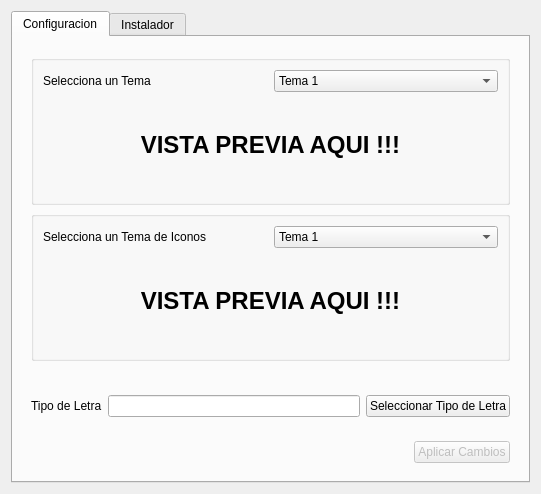
First picture: the form in gui.ui, repository KDE/kde-gtk-config, before the edit.
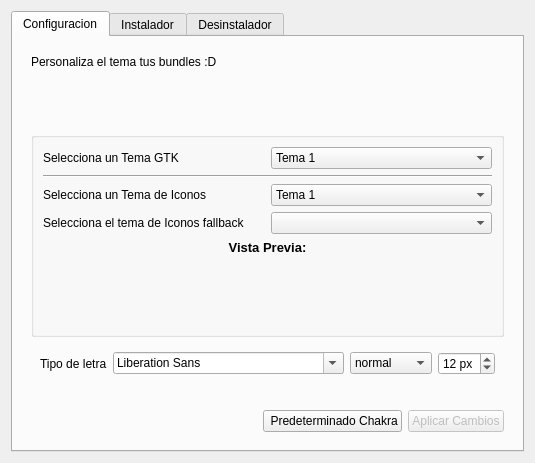
Second picture: the form after the edit. The open tabs and pages were chosen to show the change.

The edit to the form file:
```diff
--- a/gui.ui
+++ b/gui.ui
@@ -6,16 +6,19 @@
    <rect>
     <x>0</x>
     <y>0</y>
-    <width>541</width>
-    <height>470</height>
+    <width>519</width>
+    <height>396</height>
    </rect>
   </property>
   <property name="windowTitle">
    <string>Form</string>
   </property>
-  <layout class="QVBoxLayout" name="verticalLayout">
-   <item>
-    <widget class="QTabWidget" name="tabWidget">
+  <layout class="QGridLayout" name="gridLayout_3">
+   <item row="0" column="0">
+    <widget class="QTabWidget" name="tabs">
+     <property name="enabled">
+      <bool>true</bool>
+     </property>
      <property name="currentIndex">
       <number>1</number>
      </property>
@@ -28,89 +31,17 @@
         <widget class="QWidget" name="widget_5" native="true">
          <layout class="QVBoxLayout" name="verticalLayout_3">
           <item>
-           <widget class="QGroupBox" name="groupBox_5">
-            <property name="sizePolicy">
-             <sizepolicy hsizetype="Preferred" vsizetype="Preferred">
-              <horstretch>0</horstretch>
-              <verstretch>0</verstretch>
-             </sizepolicy>
-            </property>
-            <property name="minimumSize">
-             <size>
-              <width>0</width>
-              <height>150</height>
-             </size>
-            </property>
-            <property name="maximumSize">
-             <size>
-              <width>16777215</width>
-              <height>200</height>
-             </size>
-            </property>
-            <layout class="QGridLayout" name="gridLayout_4">
-             <item row="0" column="1">
-              <widget class="QComboBox" name="comboBox">
-               <item>
-                <property name="text">
-                 <string>Tema 1</string>
-                </property>
-               </item>
-               <item>
-                <property name="text">
-                 <string>Tema 2</string>
-                </property>
-               </item>
-               <item>
-                <property name="text">
-                 <string>Tema 3</string>
-                </property>
-               </item>
-               <item>
-                <property name="text">
-                 <string>Tema 4</string>
-                </property>
-               </item>
-               <item>
-                <property name="text">
-                 <string>Tema 5</string>
-                </property>
-               </item>
-               <item>
-                <property name="text">
-                 <string>Tema 6</string>
-                </property>
-               </item>
-               <item>
-                <property name="text">
-                 <string>Tema 7</string>
-                </property>
-               </item>
-               <item>
-                <property name="text">
-                 <string>Tema 8</string>
-                </property>
-               </item>
-              </widget>
-             </item>
-             <item row="0" column="0">
-              <widget class="QLabel" name="label_9">
-               <property name="text">
-                <string>Selecciona un Tema</string>
-               </property>
-              </widget>
-             </item>
-             <item row="1" column="0" colspan="2">
-              <widget class="QLabel" name="label_6">
-               <property name="text">
-                <string>&lt;!DOCTYPE HTML PUBLIC &quot;-//W3C//DTD HTML 4.0//EN&quot; &quot;http://www.w3.org/TR/REC-html40/strict.dtd&quot;&gt;
+           <widget class="QLabel" name="label_6">
+            <property name="text">
+             <string>&lt;!DOCTYPE HTML PUBLIC &quot;-//W3C//DTD HTML 4.0//EN&quot; &quot;http://www.w3.org/TR/REC-html40/strict.dtd&quot;&gt;
 &lt;html&gt;&lt;head&gt;&lt;meta name=&quot;qrichtext&quot; content=&quot;1&quot; /&gt;&lt;style type=&quot;text/css&quot;&gt;
 p, li { white-space: pre-wrap; }
-&lt;/style&gt;&lt;/head&gt;&lt;body style=&quot; font-family:'DejaVu Sans'; font-size:8pt; font-weight:400; font-style:normal;&quot;&gt;
-&lt;p align=&quot;center&quot; style=&quot; margin-top:0px; margin-bottom:0px; margin-left:0px; margin-right:0px; -qt-block-indent:0; text-indent:0px;&quot;&gt;&lt;span style=&quot; font-size:18pt; font-weight:600;&quot;&gt;VISTA PREVIA AQUI !!!&lt;/span&gt;&lt;/p&gt;&lt;/body&gt;&lt;/html&gt;</string>
-               </property>
-              </widget>
-             </item>
-            </layout>
+&lt;/style&gt;&lt;/head&gt;&lt;body style=&quot; font-family:'Sans Serif'; font-size:9pt; font-weight:400; font-style:normal;&quot;&gt;
+&lt;p style=&quot; margin-top:0px; margin-bottom:0px; margin-left:0px; margin-right:0px; -qt-block-indent:0; text-indent:0px;&quot;&gt;Personaliza el tema tus bundles :D&lt;/p&gt;
+&lt;p style=&quot;-qt-paragraph-type:empty; margin-top:0px; margin-bottom:0px; margin-left:0px; margin-right:0px; -qt-block-indent:0; text-indent:0px; font-size:12pt; font-weight:600;&quot;&gt;&lt;/p&gt;
+&lt;p style=&quot;-qt-paragraph-type:empty; margin-top:0px; margin-bottom:0px; margin-left:0px; margin-right:0px; -qt-block-indent:0; text-indent:0px; font-size:12pt; font-weight:600;&quot;&gt;&lt;/p&gt;
+&lt;p style=&quot;-qt-paragraph-type:empty; margin-top:0px; margin-bottom:0px; margin-left:0px; margin-right:0px; -qt-block-indent:0; text-indent:0px; font-size:12pt; font-weight:600;&quot;&gt;&lt;/p&gt;&lt;/body&gt;&lt;/html&gt;</string>
+            </property>
            </widget>
           </item>
           <item>
@@ -124,18 +55,18 @@
             <property name="minimumSize">
              <size>
               <width>0</width>
-              <height>150</height>
+              <height>0</height>
              </size>
             </property>
             <property name="maximumSize">
              <size>
               <width>16777215</width>
-              <height>200</height>
+              <height>250</height>
              </size>
             </property>
             <layout class="QGridLayout" name="gridLayout_5">
-             <item row="0" column="1">
-              <widget class="QComboBox" name="comboBox_2">
+             <item row="2" column="1">
+              <widget class="QComboBox" name="cb_icon">
                <item>
                 <property name="text">
                  <string>Tema 1</string>
@@ -178,21 +109,272 @@
                </item>
               </widget>
              </item>
-             <item row="0" column="0">
+             <item row="2" column="0">
               <widget class="QLabel" name="label_10">
                <property name="text">
                 <string>Selecciona un Tema de Iconos</string>
                </property>
               </widget>
              </item>
+             <item row="0" column="0">
+              <widget class="QLabel" name="label_9">
+               <property name="text">
+                <string>Selecciona un Tema GTK</string>
+               </property>
+              </widget>
+             </item>
+             <item row="0" column="1">
+              <widget class="QComboBox" name="cb_theme">
+               <item>
+                <property name="text">
+                 <string>Tema 1</string>
+                </property>
+               </item>
+               <item>
+                <property name="text">
+                 <string>Tema 2</string>
+                </property>
+               </item>
+               <item>
+                <property name="text">
+                 <string>Tema 3</string>
+                </property>
+               </item>
+               <item>
+                <property name="text">
+                 <string>Tema 4</string>
+                </property>
+               </item>
+               <item>
+                <property name="text">
+                 <string>Tema 5</string>
+                </property>
+               </item>
+               <item>
+                <property name="text">
+                 <string>Tema 6</string>
+                </property>
+               </item>
+               <item>
+                <property name="text">
+                 <string>Tema 7</string>
+                </property>
+               </item>
+               <item>
+                <property name="text">
+                 <string>Tema 8</string>
+                </property>
+               </item>
+              </widget>
+             </item>
+             <item row="4" column="0">
+              <widget class="QLabel" name="label_2">
+               <property name="text">
+                <string>Selecciona el tema de Iconos fallback</string>
+               </property>
+              </widget>
+             </item>
+             <item row="4" column="1">
+              <widget class="QComboBox" name="cb_icon_fallback"/>
+             </item>
              <item row="1" column="0" colspan="2">
-              <widget class="QLabel" name="label_11">
+              <widget class="Line" name="line_2">
+               <property name="orientation">
+                <enum>Qt::Horizontal</enum>
+               </property>
+              </widget>
+             </item>
+             <item row="6" column="0" colspan="2">
+              <widget class="QWidget" name="widget_2" native="true">
+               <property name="sizePolicy">
+                <sizepolicy hsizetype="Preferred" vsizetype="Fixed">
+                 <horstretch>0</horstretch>
+                 <verstretch>0</verstretch>
+                </sizepolicy>
+               </property>
+               <property name="minimumSize">
+                <size>
+                 <width>0</width>
+                 <height>64</height>
+                </size>
+               </property>
+               <property name="maximumSize">
+                <size>
+                 <width>16777215</width>
+                 <height>64</height>
+                </size>
+               </property>
+               <layout class="QHBoxLayout" name="horizontalLayout">
+                <item>
+                 <spacer name="horizontalSpacer">
+                  <property name="orientation">
+                   <enum>Qt::Horizontal</enum>
+                  </property>
+                  <property name="sizeHint" stdset="0">
+                   <size>
+                    <width>40</width>
+                    <height>20</height>
+                   </size>
+                  </property>
+                 </spacer>
+                </item>
+                <item>
+                 <widget class="QLabel" name="lb_prev_1">
+                  <property name="minimumSize">
+                   <size>
+                    <width>0</width>
+                    <height>64</height>
+                   </size>
+                  </property>
+                  <property name="maximumSize">
+                   <size>
+                    <width>16777215</width>
+                    <height>64</height>
+                   </size>
+                  </property>
+                  <property name="text">
+                   <string>&lt;!DOCTYPE HTML PUBLIC &quot;-//W3C//DTD HTML 4.0//EN&quot; &quot;http://www.w3.org/TR/REC-html40/strict.dtd&quot;&gt;
+&lt;html&gt;&lt;head&gt;&lt;meta name=&quot;qrichtext&quot; content=&quot;1&quot; /&gt;&lt;style type=&quot;text/css&quot;&gt;
+p, li { white-space: pre-wrap; }
+&lt;/style&gt;&lt;/head&gt;&lt;body style=&quot; font-family:'Sans Serif'; font-size:9pt; font-weight:400; font-style:normal;&quot;&gt;
+&lt;p align=&quot;center&quot; style=&quot;-qt-paragraph-type:empty; margin-top:0px; margin-bottom:0px; margin-left:0px; margin-right:0px; -qt-block-indent:0; text-indent:0px;&quot;&gt;&lt;/p&gt;&lt;/body&gt;&lt;/html&gt;</string>
+                  </property>
+                 </widget>
+                </item>
+                <item>
+                 <widget class="QLabel" name="lb_prev_2">
+                  <property name="minimumSize">
+                   <size>
+                    <width>0</width>
+                    <height>64</height>
+                   </size>
+                  </property>
+                  <property name="maximumSize">
+                   <size>
+                    <width>16777215</width>
+                    <height>64</height>
+                   </size>
+                  </property>
+                  <property name="text">
+                   <string/>
+                  </property>
+                 </widget>
+                </item>
+                <item>
+                 <widget class="QLabel" name="lb_prev_3">
+                  <property name="minimumSize">
+                   <size>
+                    <width>0</width>
+                    <height>64</height>
+                   </size>
+                  </property>
+                  <property name="maximumSize">
+                   <size>
+                    <width>16777215</width>
+                    <height>64</height>
+                   </size>
+                  </property>
+                  <property name="text">
+                   <string/>
+                  </property>
+                 </widget>
+                </item>
+                <item>
+                 <spacer name="horizontalSpacer_3">
+                  <property name="orientation">
+                   <enum>Qt::Horizontal</enum>
+                  </property>
+                  <property name="sizeHint" stdset="0">
+                   <size>
+                    <width>40</width>
+                    <height>20</height>
+                   </size>
+                  </property>
+                 </spacer>
+                </item>
+               </layout>
+              </widget>
+             </item>
+             <item row="5" column="0" colspan="2">
+              <widget class="QLabel" name="label_7">
                <property name="text">
                 <string>&lt;!DOCTYPE HTML PUBLIC &quot;-//W3C//DTD HTML 4.0//EN&quot; &quot;http://www.w3.org/TR/REC-html40/strict.dtd&quot;&gt;
 &lt;html&gt;&lt;head&gt;&lt;meta name=&quot;qrichtext&quot; content=&quot;1&quot; /&gt;&lt;style type=&quot;text/css&quot;&gt;
 p, li { white-space: pre-wrap; }
-&lt;/style&gt;&lt;/head&gt;&lt;body style=&quot; font-family:'DejaVu Sans'; font-size:8pt; font-weight:400; font-style:normal;&quot;&gt;
-&lt;p align=&quot;center&quot; style=&quot; margin-top:0px; margin-bottom:0px; margin-left:0px; margin-right:0px; -qt-block-indent:0; text-indent:0px;&quot;&gt;&lt;span style=&quot; font-size:18pt; font-weight:600;&quot;&gt;VISTA PREVIA AQUI !!!&lt;/span&gt;&lt;/p&gt;&lt;/body&gt;&lt;/html&gt;</string>
+&lt;/style&gt;&lt;/head&gt;&lt;body style=&quot; font-family:'Sans Serif'; font-size:9pt; font-weight:400; font-style:normal;&quot;&gt;
+&lt;p style=&quot; margin-top:0px; margin-bottom:0px; margin-left:0px; margin-right:0px; -qt-block-indent:0; text-indent:0px;&quot;&gt;&lt;span style=&quot; font-size:10pt; font-weight:600;&quot;&gt;Vista Previa:&lt;/span&gt;&lt;/p&gt;&lt;/body&gt;&lt;/html&gt;</string>
+               </property>
+               <property name="alignment">
+                <set>Qt::AlignCenter</set>
+               </property>
+              </widget>
+             </item>
+             <item row="3" column="1">
+              <layout class="QVBoxLayout" name="verticalLayout"/>
+             </item>
+            </layout>
+           </widget>
+          </item>
+          <item>
+           <widget class="QWidget" name="widget_6" native="true">
+            <property name="sizePolicy">
+             <sizepolicy hsizetype="Preferred" vsizetype="Fixed">
+              <horstretch>0</horstretch>
+              <verstretch>0</verstretch>
+             </sizepolicy>
+            </property>
+            <layout class="QHBoxLayout" name="horizontalLayout_3">
+             <item>
+              <widget class="QLabel" name="label_5">
+               <property name="text">
+                <string>Tipo de letra</string>
+               </property>
+              </widget>
+             </item>
+             <item>
+              <widget class="QFontComboBox" name="cb_font">
+               <property name="fontFilters">
+                <set>QFontComboBox::MonospacedFonts|QFontComboBox::ProportionalFonts|QFontComboBox::ScalableFonts</set>
+               </property>
+              </widget>
+             </item>
+             <item>
+              <widget class="QComboBox" name="cb_font_style">
+               <item>
+                <property name="text">
+                 <string>normal</string>
+                </property>
+               </item>
+               <item>
+                <property name="text">
+                 <string>bold</string>
+                </property>
+               </item>
+               <item>
+                <property name="text">
+                 <string>italic</string>
+                </property>
+               </item>
+               <item>
+                <property name="text">
+                 <string>bold italic</string>
+                </property>
+               </item>
+              </widget>
+             </item>
+             <item>
+              <widget class="QSpinBox" name="spin_font_tam">
+               <property name="suffix">
+                <string> px</string>
+               </property>
+               <property name="minimum">
+                <number>8</number>
+               </property>
+               <property name="maximum">
+                <number>50</number>
+               </property>
+               <property name="value">
+                <number>12</number>
                </property>
               </widget>
              </item>
@@ -215,39 +397,6 @@
          </layout>
         </widget>
        </item>
-       <item>
-        <widget class="QWidget" name="widget_6" native="true">
-         <property name="sizePolicy">
-          <sizepolicy hsizetype="Preferred" vsizetype="Fixed">
-           <horstretch>0</horstretch>
-           <verstretch>0</verstretch>
-          </sizepolicy>
-         </property>
-         <layout class="QHBoxLayout" name="horizontalLayout_3">
-          <item>
-           <widget class="QLabel" name="label_5">
-            <property name="text">
-             <string>Tipo de Letra</string>
-            </property>
-           </widget>
-          </item>
-          <item>
-           <widget class="QLineEdit" name="lineEdit_3">
-            <property name="readOnly">
-             <bool>true</bool>
-            </property>
-           </widget>
-          </item>
-          <item>
-           <widget class="QPushButton" name="pushButton_2">
-            <property name="text">
-             <string>Seleccionar Tipo de Letra</string>
-            </property>
-           </widget>
-          </item>
-         </layout>
-        </widget>
-       </item>
        <item>
         <widget class="QWidget" name="widget_8" native="true">
          <property name="sizePolicy">
@@ -271,7 +420,14 @@
            </spacer>
           </item>
           <item>
-           <widget class="QPushButton" name="pushButton_5">
+           <widget class="QPushButton" name="but_reset">
+            <property name="text">
+             <string> Predeterminado Chakra</string>
+            </property>
+           </widget>
+          </item>
+          <item>
+           <widget class="QPushButton" name="but_apply">
             <property name="enabled">
              <bool>false</bool>
             </property>
@@ -315,8 +471,8 @@
              <item row="1" column="2">
               <widget class="QLineEdit" name="lineEdit"/>
              </item>
-             <item row="0" column="3">
-              <widget class="QLabel" name="label_2">
+             <item row="0" column="3" colspan="2">
+              <widget class="QLabel" name="lb_for_icon">
                <property name="text">
                 <string>&lt;!DOCTYPE HTML PUBLIC &quot;-//W3C//DTD HTML 4.0//EN&quot; &quot;http://www.w3.org/TR/REC-html40/strict.dtd&quot;&gt;
 &lt;html&gt;&lt;head&gt;&lt;meta name=&quot;qrichtext&quot; content=&quot;1&quot; /&gt;&lt;style type=&quot;text/css&quot;&gt;
@@ -429,52 +585,8 @@
                </property>
               </widget>
              </item>
-             <item row="0" column="3">
-              <widget class="QLabel" name="label_7">
-               <property name="text">
-                <string>&lt;!DOCTYPE HTML PUBLIC &quot;-//W3C//DTD HTML 4.0//EN&quot; &quot;http://www.w3.org/TR/REC-html40/strict.dtd&quot;&gt;
-&lt;html&gt;&lt;head&gt;&lt;meta name=&quot;qrichtext&quot; content=&quot;1&quot; /&gt;&lt;style type=&quot;text/css&quot;&gt;
-p, li { white-space: pre-wrap; }
-&lt;/style&gt;&lt;/head&gt;&lt;body style=&quot; font-family:'DejaVu Sans'; font-size:8pt; font-weight:400; font-style:normal;&quot;&gt;
-&lt;p align=&quot;center&quot; style=&quot; margin-top:0px; margin-bottom:0px; margin-left:0px; margin-right:0px; -qt-block-indent:0; text-indent:0px;&quot;&gt;&lt;span style=&quot; font-size:18pt; font-weight:600;&quot;&gt;Big Icon &lt;/span&gt;&lt;/p&gt;
-&lt;p align=&quot;center&quot; style=&quot; margin-top:0px; margin-bottom:0px; margin-left:0px; margin-right:0px; -qt-block-indent:0; text-indent:0px;&quot;&gt;&lt;span style=&quot; font-size:18pt; font-weight:600;&quot;&gt;Here !!&lt;/span&gt;&lt;/p&gt;
-&lt;p align=&quot;center&quot; style=&quot;-qt-paragraph-type:empty; margin-top:0px; margin-bottom:0px; margin-left:0px; margin-right:0px; -qt-block-indent:0; text-indent:0px; font-size:18pt; font-weight:600;&quot;&gt;&lt;/p&gt;&lt;/body&gt;&lt;/html&gt;</string>
-               </property>
-              </widget>
-             </item>
-             <item row="1" column="1">
-              <widget class="QLabel" name="label_8">
-               <property name="text">
-                <string>Ubicación del Archivo</string>
-               </property>
-              </widget>
-             </item>
-             <item row="1" column="0">
-              <spacer name="horizontalSpacer_4">
-               <property name="orientation">
-                <enum>Qt::Horizontal</enum>
-               </property>
-               <property name="sizeHint" stdset="0">
-                <size>
-                 <width>40</width>
-                 <height>20</height>
-                </size>
-               </property>
-              </spacer>
-             </item>
-             <item row="2" column="0" colspan="3">
-              <widget class="QLabel" name="label_14">
-               <property name="text">
-                <string>&lt;!DOCTYPE HTML PUBLIC &quot;-//W3C//DTD HTML 4.0//EN&quot; &quot;http://www.w3.org/TR/REC-html40/strict.dtd&quot;&gt;
-&lt;html&gt;&lt;head&gt;&lt;meta name=&quot;qrichtext&quot; content=&quot;1&quot; /&gt;&lt;style type=&quot;text/css&quot;&gt;
-p, li { white-space: pre-wrap; }
-&lt;/style&gt;&lt;/head&gt;&lt;body style=&quot; font-family:'DejaVu Sans'; font-size:8pt; font-weight:400; font-style:normal;&quot;&gt;
-&lt;p align=&quot;center&quot; style=&quot; margin-top:0px; margin-bottom:0px; margin-left:0px; margin-right:0px; -qt-block-indent:0; text-indent:0px;&quot;&gt;Etiqueta para avisos de la instalacion&lt;/p&gt;&lt;/body&gt;&lt;/html&gt;</string>
-               </property>
-              </widget>
-             </item>
-             <item row="2" column="3">
-              <widget class="QPushButton" name="pushButton_7">
+             <item row="6" column="4">
+              <widget class="QPushButton" name="but_icon_install">
                <property name="enabled">
                 <bool>false</bool>
                </property>
@@ -504,6 +616,186 @@
        </item>
       </layout>
      </widget>
+     <widget class="QWidget" name="tab_uninstall">
+      <property name="enabled">
+       <bool>true</bool>
+      </property>
+      <attribute name="title">
+       <string>Desinstalador</string>
+      </attribute>
+      <layout class="QGridLayout" name="gridLayout_4">
+       <item row="1" column="1">
+        <spacer name="verticalSpacer_4">
+         <property name="orientation">
+          <enum>Qt::Vertical</enum>
+         </property>
+         <property name="sizeHint" stdset="0">
+          <size>
+           <width>20</width>
+           <height>40</height>
+          </size>
+         </property>
+        </spacer>
+       </item>
+       <item row="0" column="1">
+        <widget class="QWidget" name="widget" native="true">
+         <property name="minimumSize">
+          <size>
+           <width>460</width>
+           <height>0</height>
+          </size>
+         </property>
+         <property name="maximumSize">
+          <size>
+           <width>16777</width>
+           <height>16777215</height>
+          </size>
+         </property>
+         <layout class="QGridLayout" name="gridLayout">
+          <item row="1" column="0" colspan="3">
+           <widget class="QGroupBox" name="groupBox_2">
+            <property name="title">
+             <string/>
+            </property>
+            <layout class="QGridLayout" name="gridLayout_6">
+             <item row="1" column="1">
+              <widget class="QComboBox" name="cb_uninstall_theme">
+               <property name="minimumSize">
+                <size>
+                 <width>150</width>
+                 <height>0</height>
+                </size>
+               </property>
+              </widget>
+             </item>
+             <item row="1" column="2">
+              <widget class="QPushButton" name="but_uninstall_theme">
+               <property name="text">
+                <string>Desinstalar</string>
+               </property>
+              </widget>
+             </item>
+             <item row="1" column="0">
+              <spacer name="horizontalSpacer_4">
+               <property name="orientation">
+                <enum>Qt::Horizontal</enum>
+               </property>
+               <property name="sizeHint" stdset="0">
+                <size>
+                 <width>40</width>
+                 <height>20</height>
+                </size>
+               </property>
+              </spacer>
+             </item>
+             <item row="0" column="0">
+              <widget class="QLabel" name="label_3">
+               <property name="text">
+                <string>Tema Gtk</string>
+               </property>
+              </widget>
+             </item>
+             <item row="0" column="1" colspan="2">
+              <widget class="QLabel" name="lb_notice_uninstall_theme">
+               <property name="text">
+                <string/>
+               </property>
+              </widget>
+             </item>
+            </layout>
+           </widget>
+          </item>
+          <item row="0" column="0" colspan="2">
+           <widget class="QLabel" name="label_8">
+            <property name="sizePolicy">
+             <sizepolicy hsizetype="Preferred" vsizetype="Preferred">
+              <horstretch>0</horstretch>
+              <verstretch>0</verstretch>
+             </sizepolicy>
+            </property>
+            <property name="text">
+             <string>&lt;!DOCTYPE HTML PUBLIC &quot;-//W3C//DTD HTML 4.0//EN&quot; &quot;http://www.w3.org/TR/REC-html40/strict.dtd&quot;&gt;
+&lt;html&gt;&lt;head&gt;&lt;meta name=&quot;qrichtext&quot; content=&quot;1&quot; /&gt;&lt;style type=&quot;text/css&quot;&gt;
+p, li { white-space: pre-wrap; }
+&lt;/style&gt;&lt;/head&gt;&lt;body style=&quot; font-family:'Sans Serif'; font-size:9pt; font-weight:400; font-style:normal;&quot;&gt;
+&lt;p style=&quot; margin-top:0px; margin-bottom:0px; margin-left:0px; margin-right:0px; -qt-block-indent:0; text-indent:0px;&quot;&gt;&lt;span style=&quot; font-size:11pt; font-weight:600;&quot;&gt;DESINSTALADOR&lt;/span&gt;&lt;/p&gt;
+&lt;p style=&quot;-qt-paragraph-type:empty; margin-top:0px; margin-bottom:0px; margin-left:0px; margin-right:0px; -qt-block-indent:0; text-indent:0px; font-size:11pt; font-weight:600;&quot;&gt;&lt;/p&gt;
+&lt;p style=&quot; margin-top:0px; margin-bottom:0px; margin-left:0px; margin-right:0px; -qt-block-indent:0; text-indent:0px;&quot;&gt;&lt;span style=&quot; font-size:11pt; font-weight:600;&quot;&gt;Informacion adicional &lt;/span&gt;&lt;/p&gt;
+&lt;p style=&quot; margin-top:0px; margin-bottom:0px; margin-left:0px; margin-right:0px; -qt-block-indent:0; text-indent:0px;&quot;&gt;&lt;span style=&quot; font-size:11pt; font-weight:600;&quot;&gt;sobre la eliminacion de&lt;/span&gt;&lt;/p&gt;
+&lt;p style=&quot; margin-top:0px; margin-bottom:0px; margin-left:0px; margin-right:0px; -qt-block-indent:0; text-indent:0px;&quot;&gt;&lt;span style=&quot; font-size:11pt; font-weight:600;&quot;&gt;temas aqui.&lt;/span&gt;&lt;/p&gt;&lt;/body&gt;&lt;/html&gt;</string>
+            </property>
+           </widget>
+          </item>
+          <item row="0" column="2">
+           <widget class="QLabel" name="label_11">
+            <property name="text">
+             <string>&lt;!DOCTYPE HTML PUBLIC &quot;-//W3C//DTD HTML 4.0//EN&quot; &quot;http://www.w3.org/TR/REC-html40/strict.dtd&quot;&gt;
+&lt;html&gt;&lt;head&gt;&lt;meta name=&quot;qrichtext&quot; content=&quot;1&quot; /&gt;&lt;style type=&quot;text/css&quot;&gt;
+p, li { white-space: pre-wrap; }
+&lt;/style&gt;&lt;/head&gt;&lt;body style=&quot; font-family:'Sans Serif'; font-size:9pt; font-weight:400; font-style:normal;&quot;&gt;
+&lt;p align=&quot;center&quot; style=&quot; margin-top:0px; margin-bottom:0px; margin-left:0px; margin-right:0px; -qt-block-indent:0; text-indent:0px;&quot;&gt;&lt;span style=&quot; font-size:12pt; font-weight:600;&quot;&gt;Icono&lt;/span&gt;&lt;/p&gt;
+&lt;p align=&quot;center&quot; style=&quot; margin-top:0px; margin-bottom:0px; margin-left:0px; margin-right:0px; -qt-block-indent:0; text-indent:0px;&quot;&gt;&lt;span style=&quot; font-size:12pt; font-weight:600;&quot;&gt;AQUI !!&lt;/span&gt;&lt;/p&gt;&lt;/body&gt;&lt;/html&gt;</string>
+            </property>
+           </widget>
+          </item>
+          <item row="2" column="0" colspan="3">
+           <widget class="QGroupBox" name="groupBox_3">
+            <property name="title">
+             <string/>
+            </property>
+            <layout class="QGridLayout" name="gridLayout_7">
+             <item row="1" column="1">
+              <widget class="QComboBox" name="cb_uninstall_icon">
+               <property name="minimumSize">
+                <size>
+                 <width>150</width>
+                 <height>0</height>
+                </size>
+               </property>
+              </widget>
+             </item>
+             <item row="1" column="2">
+              <widget class="QPushButton" name="but_uninstall_icon">
+               <property name="text">
+                <string>Desinstalar</string>
+               </property>
+              </widget>
+             </item>
+             <item row="0" column="1" colspan="2">
+              <widget class="QLabel" name="lb_notice_uninstall_icon">
+               <property name="text">
+                <string/>
+               </property>
+              </widget>
+             </item>
+             <item row="1" column="0">
+              <spacer name="horizontalSpacer_5">
+               <property name="orientation">
+                <enum>Qt::Horizontal</enum>
+               </property>
+               <property name="sizeHint" stdset="0">
+                <size>
+                 <width>40</width>
+                 <height>20</height>
+                </size>
+               </property>
+              </spacer>
+             </item>
+             <item row="0" column="0">
+              <widget class="QLabel" name="label_4">
+               <property name="text">
+                <string>Tema de Iconos</string>
+               </property>
+              </widget>
+             </item>
+            </layout>
+           </widget>
+          </item>
+         </layout>
+        </widget>
+       </item>
+      </layout>
+     </widget>
     </widget>
    </item>
   </layout>
```
Left out of the diff: 171 changed lines with no effect on the pictures.
